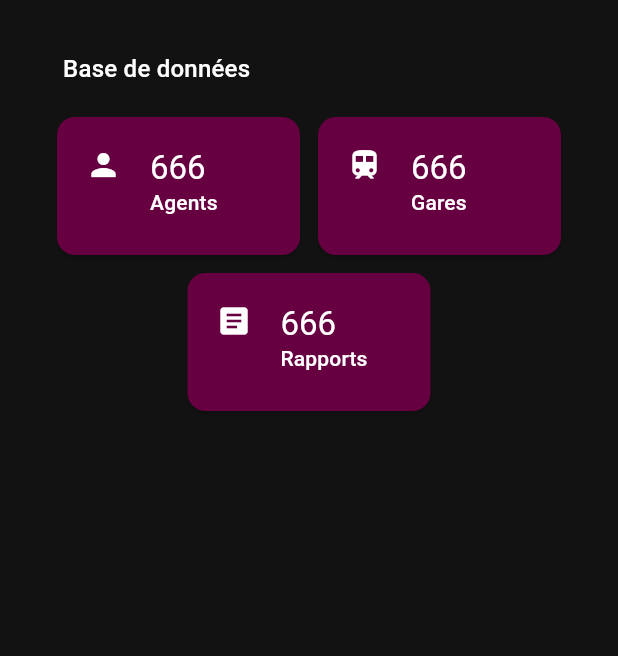
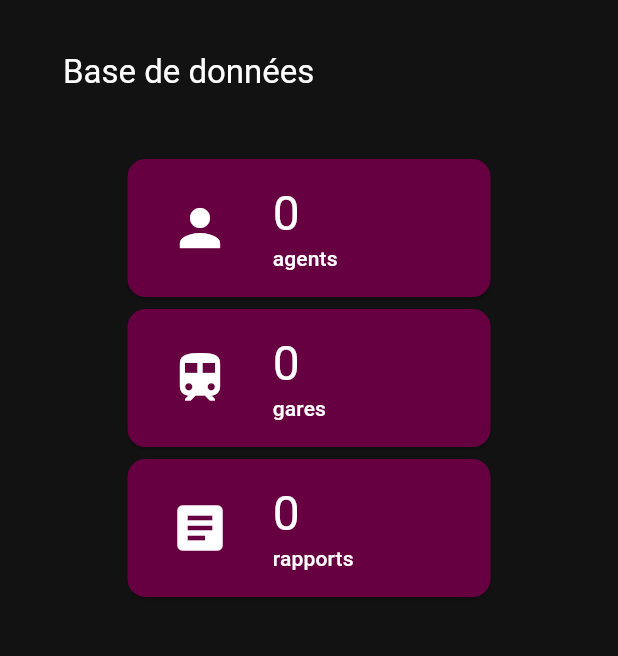
Before and after one commit to masterDev95/projet-sncf-flutter, a Flutter app: the AdminHomeScreen screen opened directly, on a phone screen of 412 x 824 dp, the part 69-725 px from its top. Run offline on Flutter 3.47's test engine with Material 3 defaults, Android fonts, the phone set to English and light mode, and no system bars; our stand-ins replace cloud_firestore, dio, firebase_core, firebase_database, firebase_storage, open_file and 2 more; accounts and stored records are empty; generated files the repository leaves out were written again; statements that could not run were skipped; project files that could hold a hidden picture were left out.

Commit message:
[Admin Homescreen] section db v1

```diff
--- a/lib/screens/admin_home_screen.dart
+++ b/lib/screens/admin_home_screen.dart
@@ -1,4 +1,5 @@
 import 'package:flutter/material.dart';
+import 'package:projet_sncf/services/database_service.dart';
 
 class AdminHomeScreen extends StatefulWidget {
   const AdminHomeScreen({super.key});
@@ -8,6 +9,20 @@ class AdminHomeScreen extends StatefulWidget {
 }
 
 class _AdminHomeScreenState extends State<AdminHomeScreen> {
+  final Map<Collection, int> _counts = {
+    Collection.agents: 0,
+    Collection.gares: 0,
+    Collection.rapports: 0,
+  };
+
+  bool _isLoading = true;
+
+  @override
+  void initState() {
+    super.initState();
+    _getCounts();
+  }
+
   @override
   Widget build(BuildContext context) {
     return Scaffold(
@@ -36,10 +51,10 @@ class _AdminHomeScreenState extends State<AdminHomeScreen> {
         crossAxisAlignment: CrossAxisAlignment.start,
         children: [
           Padding(
-            padding: const EdgeInsets.only(left: 18.0, bottom: 16.0),
+            padding: const EdgeInsets.only(left: 18.0, bottom: 40.0),
             child: Text(
               "Base de données",
-              style: Theme.of(context).textTheme.titleMedium,
+              style: Theme.of(context).textTheme.titleLarge,
             ),
           ),
           _collectionCards(),
@@ -48,61 +63,53 @@ class _AdminHomeScreenState extends State<AdminHomeScreen> {
     );
   }
 
-  _collectionCards() {
+  Widget _collectionCards() {
     return SizedBox(
       width: double.infinity,
-      child: Wrap(
-        alignment: WrapAlignment.center,
-        spacing: 4,
-        runSpacing: 4,
+      child: Column(
+        mainAxisAlignment: MainAxisAlignment.spaceAround,
         children: [
-          _buildCard("Agents", Icons.person, () {}),
-          _buildCard("Gares", Icons.train, () {}),
-          _buildCard("Rapports", Icons.article, () {}),
-          // add more cards as needed
+          _buildCard(Collection.agents, Icons.person, () {}),
+          _buildCard(Collection.gares, Icons.train, () {}),
+          _buildCard(Collection.rapports, Icons.article, () {}),
         ],
       ),
     );
   }
 
-  Widget _buildCard(String s, IconData iconData, Null Function() action) {
+  Widget _buildCard(Collection c, IconData iconData, Null Function() action) {
     return SizedBox(
-      width: 170,
+      width: 250,
       height: 100,
       child: Card(
+        clipBehavior: Clip.antiAlias,
         child: InkWell(
           onTap: action,
-          child: Padding(
-            padding: const EdgeInsets.only(top: 20.0),
           child: Row(
-              mainAxisAlignment: MainAxisAlignment.spaceEvenly,
+            mainAxisAlignment: MainAxisAlignment.spaceAround,
             children: [
-                Flexible(
+              Expanded(
+                flex: 8,
                 child: Column(
+                  mainAxisAlignment: MainAxisAlignment.center,
                   children: [
                     Icon(
                       iconData,
+                      size: 40,
                     ),
                   ],
                 ),
               ),
               Expanded(
+                flex: 12,
                 child: Column(
                   crossAxisAlignment: CrossAxisAlignment.start,
+                  mainAxisAlignment: MainAxisAlignment.center,
                   children: [
-                      Expanded(
-                        flex: 3,
-                        child: Text(
-                          "666",
-                          style: Theme.of(context).textTheme.titleLarge,
-                        ),
-                      ),
-                      Expanded(
-                        flex: 5,
-                        child: Text(
-                          s,
+                    _getCountWidget(c),
+                    Text(
+                      c.name,
                       style: Theme.of(context).textTheme.labelLarge,
-                        ),
                     ),
                   ],
                 ),
@@ -111,7 +118,28 @@ class _AdminHomeScreenState extends State<AdminHomeScreen> {
           ),
         ),
       ),
-      ),
+    );
+  }
+
+  Future<void> _getCounts() async {
+    for (var c in _counts.keys) {
+      final count = await DatabaseService().getCountByCollection(c);
+      _counts[c] = count;
+    }
+
+    setState(() {
+      _isLoading = false;
+    });
+  }
+
+  Widget _getCountWidget(Collection c) {
+    if (_isLoading) {
+      return const CircularProgressIndicator();
+    } else {
+      return Text(
+        _counts[c].toString(),
+        style: Theme.of(context).textTheme.headlineLarge,
       );
     }
   }
+}
--- a/lib/services/database_service.dart
+++ b/lib/services/database_service.dart
@@ -73,4 +73,9 @@ class DatabaseService {
     }
     return rapport.id!;
   }
+
+  Future<int> getCountByCollection(Collection collection) async {
+    final snapshot = await _getCollection(collection);
+    return snapshot.docs.length;
+  }
 }
```
Lines whose indentation alone changed are shown as unchanged.
